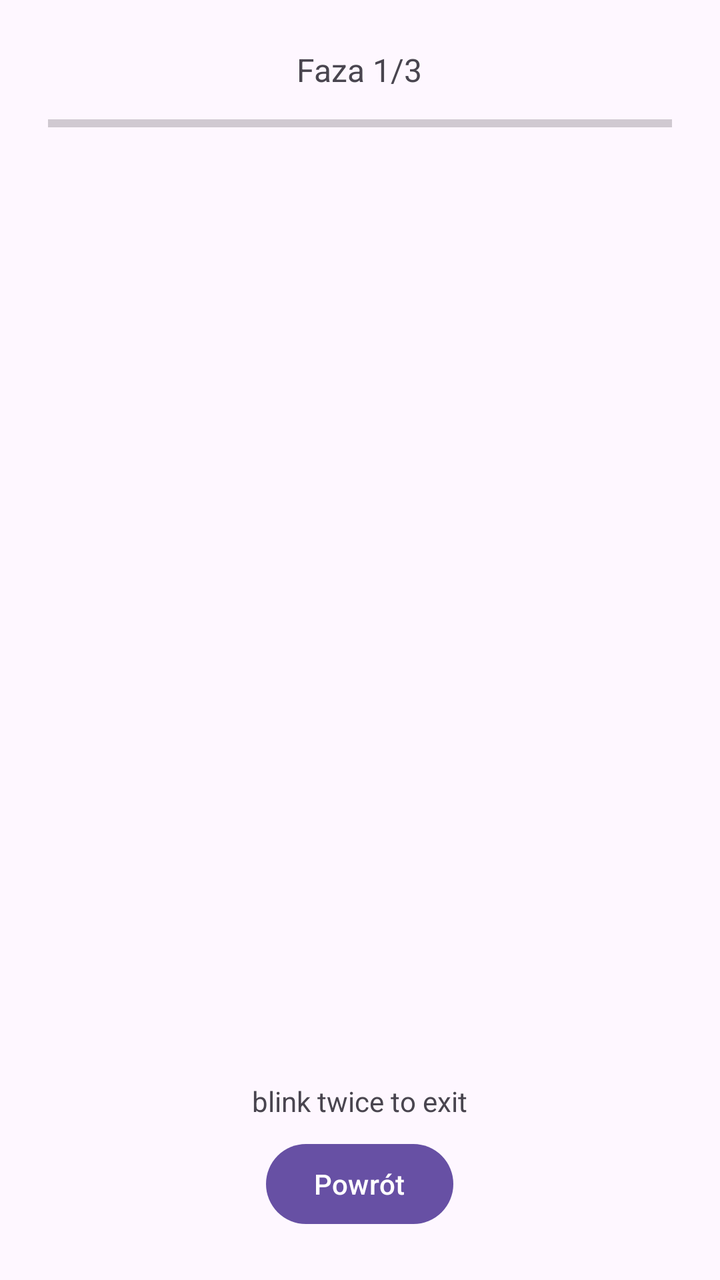
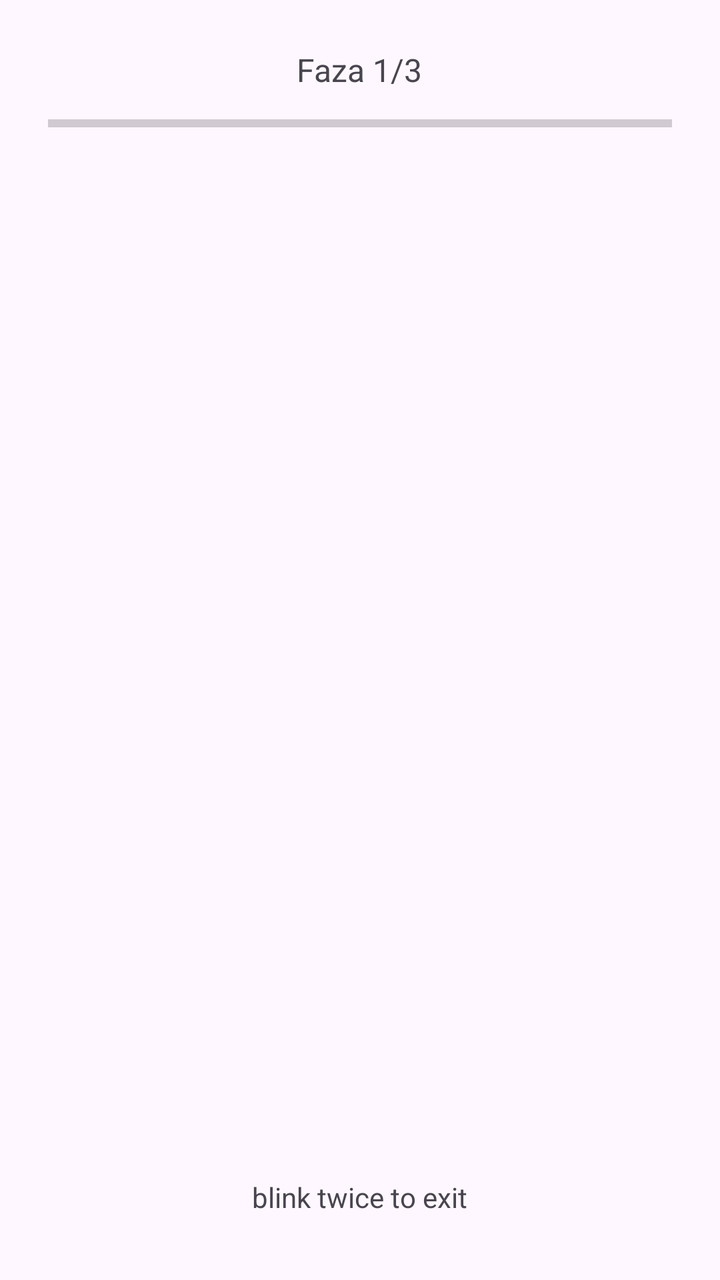

Screens rendered from an Android XML layout before and after an edit, with the pre-edit source and the edit as a unified diff.
<!-- AndroidManifest.xml: application theme Theme.MyApplication -->
<!-- res/layout/activity_tutorial.xml -->
<?xml version="1.0" encoding="utf-8"?>
<LinearLayout xmlns:android="http://schemas.android.com/apk/res/android"
    android:id="@+id/main"
    android:layout_width="match_parent"
    android:layout_height="match_parent"
    android:fitsSystemWindows="true"
    android:gravity="center_horizontal"
    android:orientation="vertical"
    android:padding="24dp">

    <TextView
        android:id="@+id/tvFaza"
        android:layout_width="wrap_content"
        android:layout_height="wrap_content"
        android:text="Faza 1/3"
        android:textSize="16sp" />

    <ProgressBar
        android:id="@+id/pasekPostepu"
        style="?android:attr/progressBarStyleHorizontal"
        android:layout_width="match_parent"
        android:layout_height="wrap_content"
        android:layout_marginTop="8dp" />

    <TextView
        android:id="@+id/tvPolecenie"
        android:layout_width="match_parent"
        android:layout_height="wrap_content"
        android:layout_marginTop="28dp"
        android:gravity="center"
        android:text=""
        android:textSize="26sp"
        android:textStyle="bold" />

    <TextView
        android:id="@+id/tvStrzalka"
        android:layout_width="wrap_content"
        android:layout_height="wrap_content"
        android:text=""
        android:textSize="80sp" />

    <TextView
        android:id="@+id/tvPodpowiedz"
        android:layout_width="match_parent"
        android:layout_height="wrap_content"
        android:gravity="center"
        android:text=""
        android:textSize="18sp" />

    <TextView
        android:id="@+id/tvFeedback"
        android:layout_width="match_parent"
        android:layout_height="wrap_content"
        android:layout_marginTop="12dp"
        android:gravity="center"
        android:minHeight="56dp"
        android:text=""
        android:textSize="20sp"
        android:textStyle="bold" />

    <Button
        android:id="@+id/btnJeszczeRaz"
        android:layout_width="wrap_content"
        android:layout_height="wrap_content"
        android:layout_marginTop="16dp"
        android:text="Jeszcze raz"
        android:visibility="gone" />

    <View
        android:layout_width="1dp"
        android:layout_height="0dp"
        android:layout_weight="1" />

    <TextView
        android:id="@+id/exitHintText"
        android:layout_width="wrap_content"
        android:layout_height="wrap_content"
        android:layout_marginBottom="8dp"
        android:text="blink twice to exit"
        android:textSize="14sp" />

    <Button
        android:id="@+id/backBtn"
        android:layout_width="wrap_content"
        android:layout_height="wrap_content"
        android:text="Powrót" />

</LinearLayout>
<!-- resources referenced by this layout -->
<resources>
  <style name="Theme.MyApplication" parent="Base.Theme.MyApplication" />
  <style name="Base.Theme.MyApplication" parent="Theme.Material3.DayNight.NoActionBar">
          
          
      </style>
</resources>

<!-- the commit's change to res/layout/activity_tutorial.xml (unified diff, before → after) -->
@@ -59,11 +59,12 @@
         android:textStyle="bold" />
 
     <Button
-        android:id="@+id/btnJeszczeRaz"
+        android:id="@+id/btnPowtorz"
         android:layout_width="wrap_content"
         android:layout_height="wrap_content"
         android:layout_marginTop="16dp"
-        android:text="Jeszcze raz"
+        android:text="Powtórz samouczek  ➡"
+        android:textSize="18sp"
         android:visibility="gone" />
 
     <View
@@ -79,10 +80,4 @@
         android:text="blink twice to exit"
         android:textSize="14sp" />
 
-    <Button
-        android:id="@+id/backBtn"
-        android:layout_width="wrap_content"
-        android:layout_height="wrap_content"
-        android:text="Powrót" />
-
 </LinearLayout>
